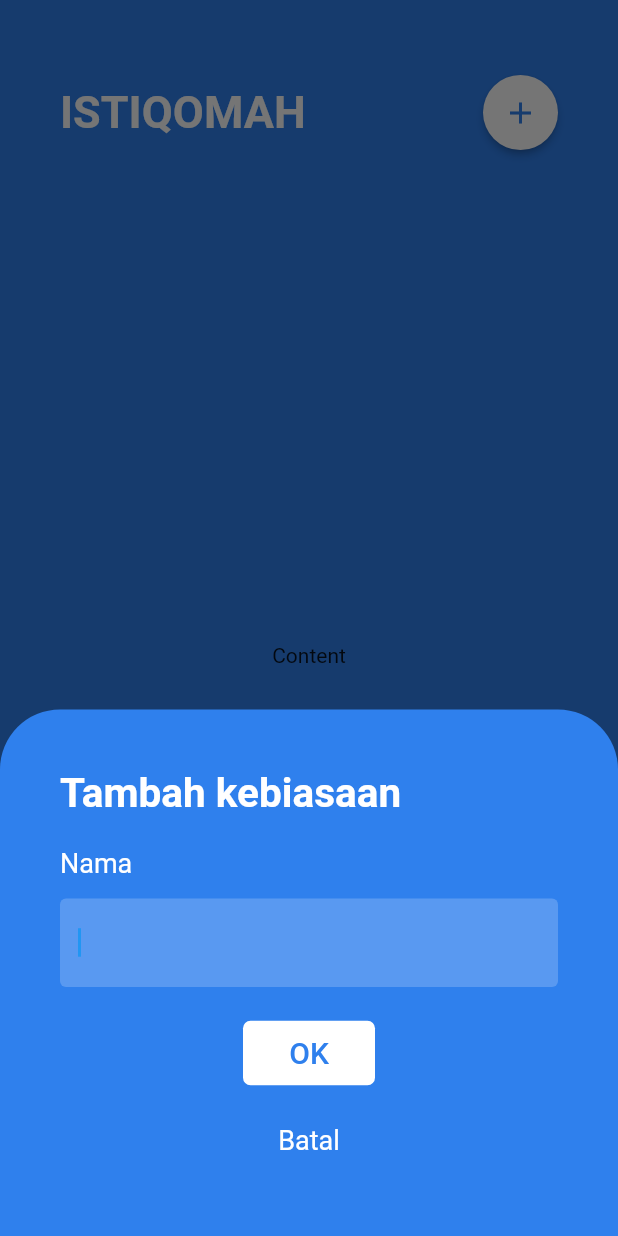
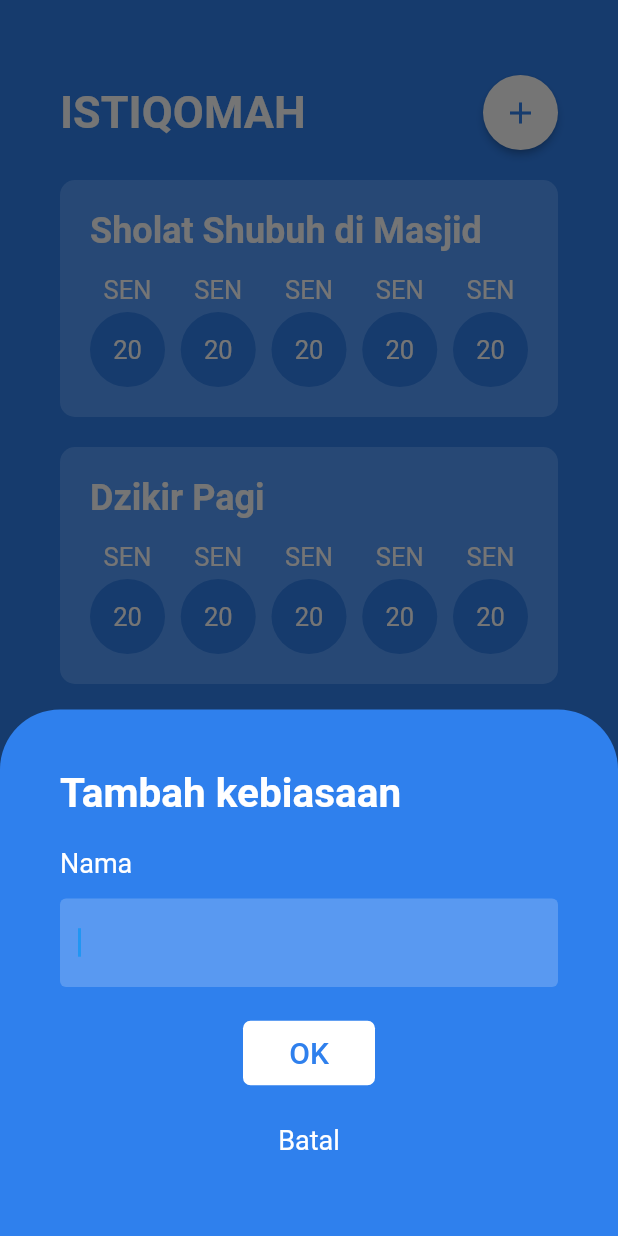
Before and after one commit to dihak/flutter-istiqomah, a Flutter app: the Home screen opened by its route, after a tap on the "add" icon, on a phone screen of 412 x 824 dp. Run offline on Flutter 3.47's test engine with Material 2 defaults, Android fonts, the light colour scheme and no system bars; Roboto replaces fonts that are missing (ProductSans).

Commit message:
Add Habit UI

```diff
--- a/lib/constants/app_theme.dart
+++ b/lib/constants/app_theme.dart
@@ -10,4 +10,7 @@ final ThemeData themeData = new ThemeData(
     accentColorBrightness: Brightness.light,
     backgroundColor: Colors.blueAccent[700],
     canvasColor: Colors.transparent,
-);
+    textTheme: TextTheme(
+      bodyText1: TextStyle(color: Colors.white),
+      bodyText2: TextStyle(color: Colors.white, fontSize: 17),
+    ));
--- a/lib/ui/home/add_habit.dart
+++ /dev/null
@@ -1,99 +0,0 @@
-import 'package:flutter/material.dart';
-
-class Habit {
-  static addModal(context) {
-    showModalBottomSheet(
-      shape: RoundedRectangleBorder(
-        borderRadius: BorderRadius.vertical(
-          top: Radius.circular(40.0),
-        ),
-      ),
-      backgroundColor: Theme.of(context).primaryColor,
-      context: context,
-      isScrollControlled: true,
-      builder: (context) => Padding(
-        padding: const EdgeInsets.all(40),
-        child: Column(
-          crossAxisAlignment: CrossAxisAlignment.start,
-          mainAxisSize: MainAxisSize.min,
-          children: <Widget>[
-            Padding(
-              padding: const EdgeInsets.only(bottom: 20),
-              child: Text(
-                'Tambah kebiasaan',
-                style: TextStyle(
-                  color: Colors.white,
-                  fontSize: 27,
-                  fontWeight: FontWeight.bold,
-                ),
-              ),
-            ),
-            Padding(
-              padding: const EdgeInsets.only(bottom: 5),
-              child: Text(
-                'Nama',
-                style: TextStyle(color: Colors.white, fontSize: 18),
-              ),
-            ),
-            SizedBox(
-              height: 8.0,
-            ),
-            Padding(
-              padding: EdgeInsets.only(bottom: 20),
-              child: TextField(
-                autofocus: true,
-                decoration: InputDecoration(
-                  filled: true,
-                  fillColor: Color(0x33FFFFFF),
-                  border: OutlineInputBorder(borderSide: (BorderSide.none)),
-                ),
-                style: TextStyle(color: Color(0xFFFFFFFF)),
-              ),
-            ),
-            Padding(
-              padding: EdgeInsets.only(bottom: 10),
-              child: Center(
-                child: FlatButton(
-                  color: Colors.white,
-                  textColor: Theme.of(context).primaryColor,
-                  disabledColor: Colors.grey,
-                  disabledTextColor: Colors.black,
-                  splashColor: Colors.blue[50],
-                  padding: EdgeInsets.symmetric(horizontal: 20, vertical: 10),
-                  onPressed: () {},
-                  shape: RoundedRectangleBorder(
-                    borderRadius: BorderRadius.all(Radius.circular(5)),
-                  ),
-                  child: Text(
-                    "OK",
-                    style: TextStyle(fontSize: 20.0),
-                  ),
-                ),
-              ),
-            ),
-            Padding(
-              padding: EdgeInsets.only(
-                bottom: MediaQuery.of(context).viewInsets.bottom,
-              ),
-              child: Center(
-                child: FlatButton(
-                  onPressed: () {
-                    Navigator.pop(context);
-                  },
-                  child: Text(
-                    'Batal',
-                    style: TextStyle(
-                      color: Colors.white,
-                      fontSize: 18,
-                      fontWeight: FontWeight.normal,
-                    ),
-                  ),
-                ),
-              ),
-            ),
-          ],
-        ),
-      ),
-    );
-  }
-}
--- a/lib/ui/home/index.dart
+++ b/lib/ui/home/index.dart
@@ -1,5 +1,5 @@
 import 'package:flutter/material.dart';
-import 'package:istiqomah/ui/home/add_habit.dart';
+import 'package:istiqomah/widgets/habits/habits.dart';
 
 class Home extends StatelessWidget {
   @override
@@ -14,30 +14,32 @@ class Home extends StatelessWidget {
   Widget _buildBody(BuildContext context) {
     return SafeArea(
       child: Container(
+        child: ListView(
           padding: EdgeInsets.symmetric(vertical: 50, horizontal: 40),
-          child: Column(
           children: <Widget>[
             _header(context),
-              Expanded(child: _content()),
+            _content(),
           ],
-          )),
+        ),
+      ),
     );
   }
 
   Widget _header(BuildContext context) {
     return Container(
       width: double.infinity,
+      margin: EdgeInsets.only(bottom: 20),
       child: Row(children: [
         Expanded(
           child: Text(
             'ISTIQOMAH',
             textAlign: TextAlign.left,
             style: TextStyle(
-            color: Colors.white,
               fontSize: 30,
               fontWeight: FontWeight.bold,
             ),
-        )),
+          ),
+        ),
         RawMaterialButton(
           fillColor: Colors.white,
           shape: new CircleBorder(),
@@ -55,10 +57,12 @@ class Home extends StatelessWidget {
   }
 
   Widget _content() {
-    return SafeArea(
-      child: Center(
-        child: Text('Content'),
-      ),
+    return HabitList(
+      habits: [
+        Habit(name: 'Sholat Shubuh di Masjid'),
+        Habit(name: 'Dzikir Pagi'),
+        Habit(name: 'Sholat Dhuha'),
+      ],
     );
   }
 }
--- /dev/null
+++ b/lib/widgets/habits/habits.dart
@@ -0,0 +1,37 @@
+import 'package:flutter/material.dart';
+import 'package:istiqomah/widgets/habits/item/item.dart';
+import 'package:istiqomah/widgets/habits/modal/add.dart';
+
+class Habit {
+  const Habit({this.name});
+  final String name;
+
+  static void addModal(context) {
+    modalAddHabit(context);
+  }
+}
+
+class HabitList extends StatefulWidget {
+  HabitList({Key key, this.habits}) : super(key: key);
+
+  final List<Habit> habits;
+
+  @override
+  _HabitListState createState() => _HabitListState();
+}
+
+class _HabitListState extends State<HabitList> {
+  @override
+  Widget build(BuildContext context) {
+    return Column(
+      crossAxisAlignment: CrossAxisAlignment.start,
+      children: widget.habits
+          .map(
+            (item) => HabitItem(
+              habit: item,
+            ),
+          )
+          .toList(),
+    );
+  }
+}
--- /dev/null
+++ b/lib/widgets/habits/item/item.dart
@@ -0,0 +1,82 @@
+import 'package:flutter/material.dart';
+import 'package:flutter/widgets.dart';
+import 'package:istiqomah/widgets/habits/habits.dart';
+
+const TextStyle title = TextStyle(
+  fontSize: 24,
+  fontWeight: FontWeight.w700,
+);
+
+class HabitItem extends StatefulWidget {
+  HabitItem({this.habit}) : super(key: ObjectKey(habit));
+
+  final Habit habit;
+
+  _HabitItemState createState() => _HabitItemState();
+}
+
+class _HabitItemState extends State<HabitItem> {
+  @override
+  Widget build(BuildContext context) {
+    return Container(
+      padding: EdgeInsets.all(20),
+      margin: EdgeInsets.only(bottom: 20),
+      decoration: BoxDecoration(
+        color: Color(0xff559DFF),
+        borderRadius: BorderRadius.all(
+          Radius.circular(10),
+        ),
+      ),
+      child: Column(
+        crossAxisAlignment: CrossAxisAlignment.start,
+        children: [
+          _header(),
+          _checklist(),
+        ],
+      ),
+    );
+  }
+
+  Widget _header() {
+    return Padding(
+      padding: EdgeInsets.only(bottom: 15),
+      child: Text(
+        widget.habit.name,
+        style: title,
+      ),
+    );
+  }
+
+  Widget _checklist() {
+    return Row(
+      mainAxisAlignment: MainAxisAlignment.spaceBetween,
+      children: [
+        _date(),
+        _date(),
+        _date(),
+        _date(),
+        _date(),
+      ],
+    );
+  }
+
+  Widget _date() {
+    return Column(
+      children: [
+        Text("SEN"),
+        Container(
+          width: 50,
+          height: 50,
+          margin: EdgeInsets.only(top: 5),
+          decoration: BoxDecoration(
+            color: Theme.of(context).primaryColor,
+            shape: BoxShape.circle,
+          ),
+          child: Center(
+            child: Text("20"),
+          ),
+        )
+      ],
+    );
+  }
+}
--- /dev/null
+++ b/lib/widgets/habits/modal/add.dart
@@ -0,0 +1,97 @@
+import 'package:flutter/material.dart';
+
+void modalAddHabit(BuildContext context) {
+  showModalBottomSheet(
+    shape: RoundedRectangleBorder(
+      borderRadius: BorderRadius.vertical(
+        top: Radius.circular(40.0),
+      ),
+    ),
+    backgroundColor: Theme.of(context).primaryColor,
+    context: context,
+    isScrollControlled: true,
+    builder: (context) => Padding(
+      padding: const EdgeInsets.all(40),
+      child: Column(
+        crossAxisAlignment: CrossAxisAlignment.start,
+        mainAxisSize: MainAxisSize.min,
+        children: <Widget>[
+          Padding(
+            padding: const EdgeInsets.only(bottom: 20),
+            child: Text(
+              'Tambah kebiasaan',
+              style: TextStyle(
+                color: Colors.white,
+                fontSize: 27,
+                fontWeight: FontWeight.bold,
+              ),
+            ),
+          ),
+          Padding(
+            padding: const EdgeInsets.only(bottom: 5),
+            child: Text(
+              'Nama',
+              style: TextStyle(color: Colors.white, fontSize: 18),
+            ),
+          ),
+          SizedBox(
+            height: 8.0,
+          ),
+          Padding(
+            padding: EdgeInsets.only(bottom: 20),
+            child: TextField(
+              autofocus: true,
+              decoration: InputDecoration(
+                filled: true,
+                fillColor: Color(0x33FFFFFF),
+                border: OutlineInputBorder(borderSide: (BorderSide.none)),
+              ),
+              style: TextStyle(color: Color(0xFFFFFFFF)),
+            ),
+          ),
+          Padding(
+            padding: EdgeInsets.only(bottom: 10),
+            child: Center(
+              child: FlatButton(
+                color: Colors.white,
+                textColor: Theme.of(context).primaryColor,
+                disabledColor: Colors.grey,
+                disabledTextColor: Colors.black,
+                splashColor: Colors.blue[50],
+                padding: EdgeInsets.symmetric(horizontal: 20, vertical: 10),
+                onPressed: () {},
+                shape: RoundedRectangleBorder(
+                  borderRadius: BorderRadius.all(Radius.circular(5)),
+                ),
+                child: Text(
+                  "OK",
+                  style: TextStyle(fontSize: 20.0),
+                ),
+              ),
+            ),
+          ),
+          Padding(
+            padding: EdgeInsets.only(
+              bottom: MediaQuery.of(context).viewInsets.bottom,
+            ),
+            child: Center(
+              child: FlatButton(
+                onPressed: () {
+                  Navigator.pop(context);
+                },
+                child: Text(
+                  'Batal',
+                  style: TextStyle(
+                    color: Colors.white,
+                    fontSize: 18,
+                    fontWeight: FontWeight.normal,
+                  ),
+                ),
+              ),
+            ),
+          ),
+        ],
+      ),
+    ),
+  );
+}
```
Lines whose indentation alone changed are shown as unchanged.
